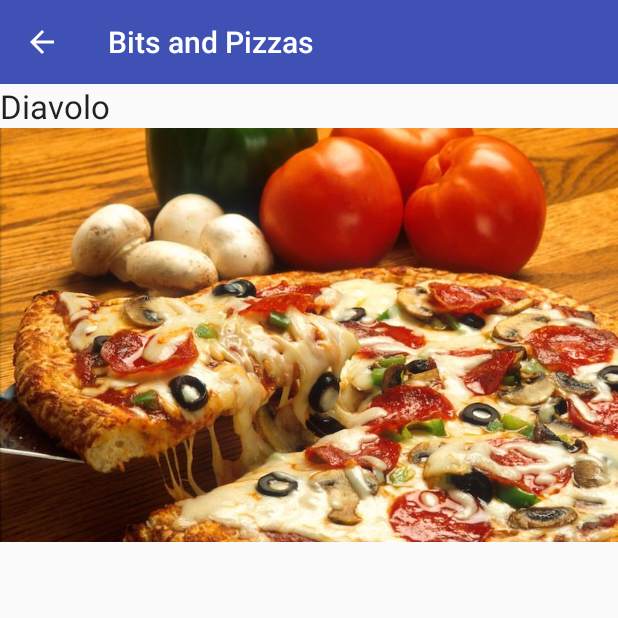
After one commit to Aleksei-L/Bits_and_Pizzas, an Android app: the PizzaDetailActivity screen opened directly, with no data from a screen before it, on a phone screen of 412 x 824 dp, the top half of it. The commit adds this screen. Run offline under Robolectric (Android 15) with nearby library versions, the phone set to English and light mode, and no system bars.

Commit message:
Added click for PizzaFragment

```diff
--- a/app/src/main/AndroidManifest.xml
+++ b/app/src/main/AndroidManifest.xml
@@ -12,6 +12,10 @@
         android:supportsRtl="true"
         android:theme="@style/AppTheme"
         tools:targetApi="31">
+        <activity
+            android:name=".PizzaDetailActivity"
+            android:exported="false"
+            android:parentActivityName=".MainActivity" />
         <activity
             android:name=".OrderActivity"
             android:exported="false"
--- a/app/src/main/java/com/example/bitsandpizzas/CaptionedImagesAdapter.kt
+++ b/app/src/main/java/com/example/bitsandpizzas/CaptionedImagesAdapter.kt
@@ -9,8 +9,19 @@ import androidx.cardview.widget.CardView
 import androidx.core.content.ContextCompat
 import androidx.recyclerview.widget.RecyclerView
 
+
 class CaptionedImagesAdapter(private val captions: Array<String?>, private val imageIds: Array<Int?>) :
 	RecyclerView.Adapter<CaptionedImagesAdapter.ViewHolder>() {
+	private lateinit var listener: Listener
+
+	interface Listener {
+		fun onClick(position: Int)
+	}
+
+	fun setListener(listen: Listener) {
+		listener = listen
+	}
+
 	class ViewHolder(val cardView: CardView) : RecyclerView.ViewHolder(cardView)
 
 	override fun getItemCount(): Int = captions.size
@@ -29,5 +40,9 @@ class CaptionedImagesAdapter(private val captions: Array<String?>, private val i
 		imageView.setImageDrawable(drawable)
 		imageView.contentDescription = captions[position]
 		textView.text = captions[position]
+
+		cardView.setOnClickListener {
+			listener.onClick(position)
+		}
 	}
 }
--- /dev/null
+++ b/app/src/main/java/com/example/bitsandpizzas/PizzaDetailActivity.kt
@@ -0,0 +1,34 @@
+package com.example.bitsandpizzas
+
+import android.os.Bundle
+import android.widget.ImageView
+import android.widget.TextView
+import androidx.appcompat.app.ActionBar
+import androidx.appcompat.app.AppCompatActivity
+import androidx.core.content.ContextCompat
+import com.example.bitsandpizzas.data.Pizza
+
+class PizzaDetailActivity : AppCompatActivity() {
+	override fun onCreate(savedInstanceState: Bundle?) {
+		super.onCreate(savedInstanceState)
+		setContentView(R.layout.activity_pizza_detail)
+
+		setSupportActionBar(findViewById(R.id.toolbar))
+		val actionBar: ActionBar? = supportActionBar
+		actionBar?.setDisplayHomeAsUpEnabled(true)
+
+		val pizzaId = intent.getIntExtra(EXTRA_PIZZA_ID, 0)
+		val pizzaName = Pizza.pizzas[pizzaId].getName()
+		val pizzaImage = Pizza.pizzas[pizzaId].getImageResourceId()
+		val textView: TextView = findViewById(R.id.pizza_text)
+		val imageView: ImageView = findViewById(R.id.pizza_image)
+
+		textView.text = pizzaName
+		imageView.setImageDrawable(ContextCompat.getDrawable(this, pizzaImage))
+		imageView.contentDescription = pizzaName
+	}
+
+	companion object {
+		const val EXTRA_PIZZA_ID = "pizza_id"
+	}
+}
--- a/app/src/main/java/com/example/bitsandpizzas/PizzaFragment.kt
+++ b/app/src/main/java/com/example/bitsandpizzas/PizzaFragment.kt
@@ -1,5 +1,6 @@
 package com.example.bitsandpizzas
 
+import android.content.Intent
 import android.os.Bundle
 import android.view.LayoutInflater
 import android.view.View
@@ -30,6 +31,14 @@ class PizzaFragment : Fragment() {
 		val layoutManager = GridLayoutManager(activity, 2)
 		pizzaRecycler.layoutManager = layoutManager
 
+		adapter.setListener(object : CaptionedImagesAdapter.Listener {
+			override fun onClick(position: Int) {
+				val intent = Intent(activity, PizzaDetailActivity::class.java)
+				intent.putExtra(PizzaDetailActivity.EXTRA_PIZZA_ID, position)
+				activity!!.startActivity(intent)
+			}
+		})
+
 		return pizzaRecycler
 	}
 }
--- /dev/null
+++ b/app/src/main/res/layout/activity_pizza_detail.xml
@@ -0,0 +1,26 @@
+<?xml version="1.0" encoding="utf-8"?>
+<LinearLayout xmlns:android="http://schemas.android.com/apk/res/android"
+    xmlns:tools="http://schemas.android.com/tools"
+    android:layout_width="match_parent"
+    android:layout_height="match_parent"
+    android:orientation="vertical"
+    tools:context=".PizzaDetailActivity">
+
+    <include
+        android:id="@+id/toolbar"
+        layout="@layout/toolbar_main" />
+
+    <TextView
+        android:id="@+id/pizza_text"
+        android:layout_width="wrap_content"
+        android:layout_height="wrap_content"
+        android:textAppearance="?android:attr/textAppearanceLarge" />
+
+    <ImageView
+        android:id="@+id/pizza_image"
+        android:layout_width="match_parent"
+        android:layout_height="wrap_content"
+        android:adjustViewBounds="true"
+        android:importantForAccessibility="no" />
+
+</LinearLayout>
```
